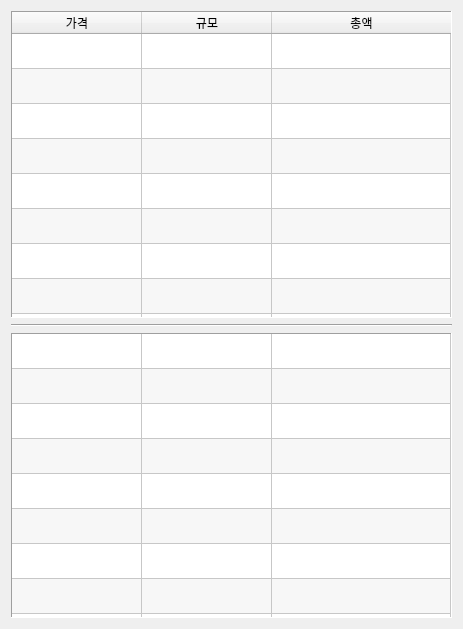
Above: orderbook.ui from SKYooon1/Cryptocurrency-HTS before the change. Below: the same form after it.
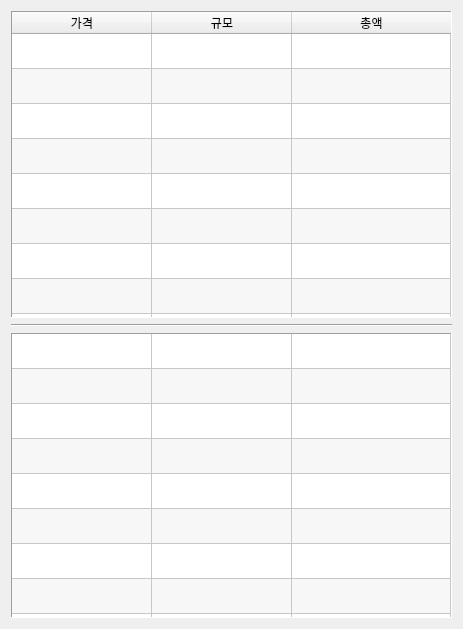
That is the form after the change.

Commit message: 호가창 수정

```diff
--- a/orderbook.ui
+++ b/orderbook.ui
@@ -97,7 +97,7 @@
       <bool>true</bool>
      </attribute>
      <attribute name="horizontalHeaderDefaultSectionSize">
-      <number>130</number>
+      <number>140</number>
      </attribute>
      <attribute name="horizontalHeaderShowSortIndicator" stdset="0">
       <bool>false</bool>
@@ -242,7 +242,7 @@
       <bool>false</bool>
      </attribute>
      <attribute name="horizontalHeaderDefaultSectionSize">
-      <number>130</number>
+      <number>140</number>
      </attribute>
      <attribute name="horizontalHeaderShowSortIndicator" stdset="0">
       <bool>false</bool>
```
The commit also changes 1 other file.
